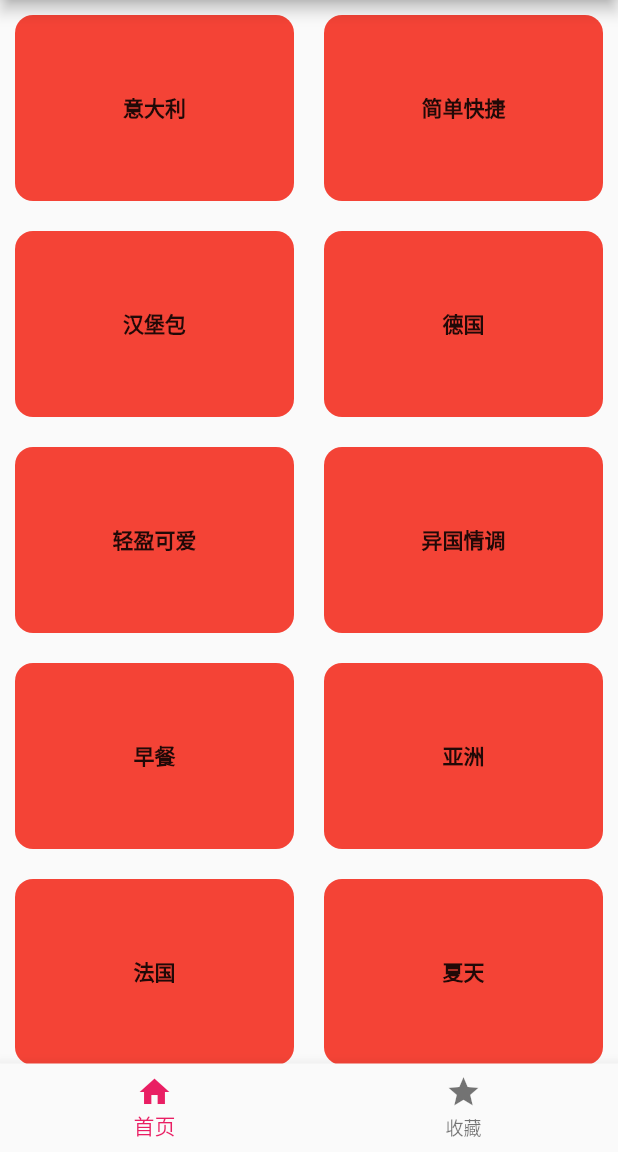
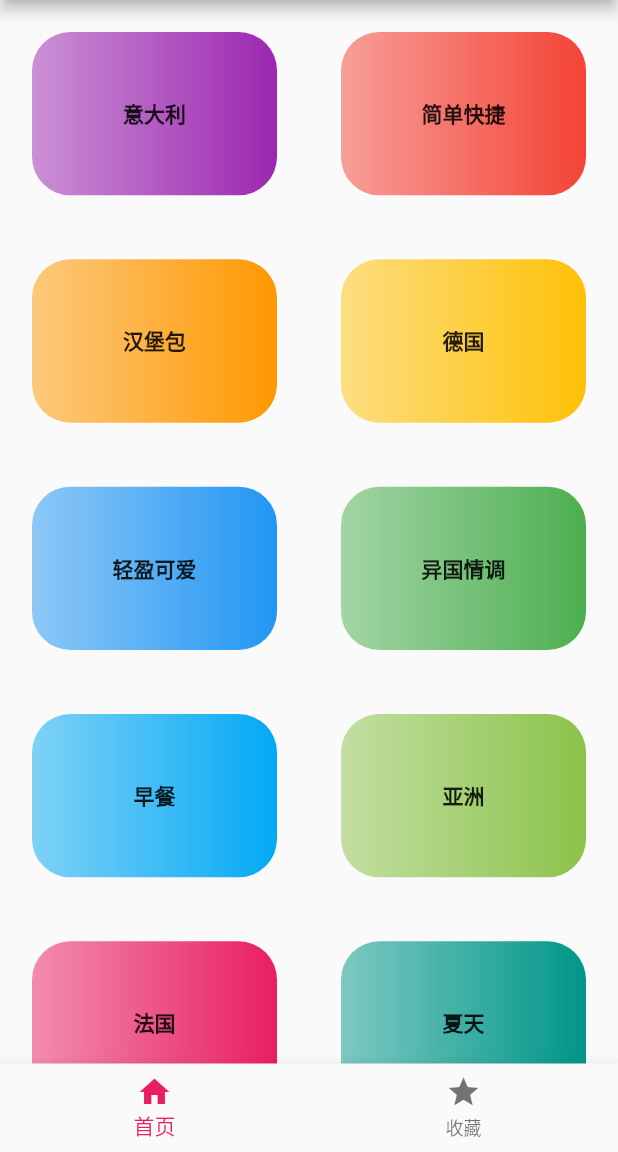
Before and after one commit to BIG-BEARC/foodcourt, a Flutter app: the screen it shows after launch, on a phone screen of 412 x 824 dp, the part 84-1236 px from its top. Run offline on Flutter 3.47's test engine with Material 2 defaults, Android fonts, the phone set to English and light mode, and no system bars.

Commit message:
feat:新增category color 转义，屏幕适配

```diff
--- /dev/null
+++ b/lib/core/extension/double_extension.dart
@@ -0,0 +1,11 @@
+import 'package:foodcourt/ui/share/size_fit.dart';
+
+extension DoubleFit on double{
+  double get px {
+    return HYSizeFit.setPx(this);
+  }
+
+  double get rpx {
+    return HYSizeFit.setRpx(this);
+  }
+}
--- /dev/null
+++ b/lib/core/extension/int_extension.dart
@@ -0,0 +1,12 @@
+
+import 'package:foodcourt/ui/share/size_fit.dart';
+
+extension IntFit on int {
+  double get px {
+    return HYSizeFit.setPx(this.toDouble());
+  }
+
+  double get rpx {
+    return HYSizeFit.setRpx(this.toDouble());
+  }
+}
--- a/lib/core/model/Category.dart
+++ b/lib/core/model/category.dart
@@ -1,3 +1,5 @@
+import 'package:flutter/cupertino.dart';
+
 /// id : "c1"
 /// title : "意大利"
 /// color : "9C27B0"
@@ -6,10 +8,12 @@ class CategoryModel {
   String _id;
   String _title;
   String _color;
+  Color _cColor;
 
   String get id => _id;
   String get title => _title;
   String get color => _color;
+  Color get cColor=>_cColor;
 
   CategoryModel(this._id, this._title, this._color);
 
@@ -17,6 +21,11 @@ class CategoryModel {
     this._id = obj["id"];
     this._title = obj["title"];
     this._color = obj["color"];
+    // 1.将color转成十六进制的数字
+    // final colorInt = int.parse(color, radix: 16);
+    // // 2.将透明度加进去
+    // cColor = Color(colorInt | 0xFF000000);
+    this._cColor = Color(int.parse(_color,radix:16)|0xFF000000);
   }
 
   Map<String, dynamic> toMap() {
--- a/lib/core/services/json_parse.dart
+++ b/lib/core/services/json_parse.dart
@@ -1,7 +1,7 @@
 import 'dart:convert';
 
 import 'package:flutter/services.dart';
-import 'package:foodcourt/core/model/Category.dart';
+import 'package:foodcourt/core/model/category.dart';
 
 class JsonParse {
   ///获取分类数据
--- a/lib/main.dart
+++ b/lib/main.dart
@@ -2,6 +2,7 @@ import 'package:flutter/material.dart';
 import 'package:foodcourt/ui/share/them.dart';
 
 import 'core/router/router.dart';
+import 'ui/share/size_fit.dart';
 
 void main() {
   runApp(MyApp());
@@ -10,6 +11,7 @@ void main() {
 class MyApp extends StatelessWidget {
   @override
   Widget build(BuildContext context) {
+    HYSizeFit.initialize();
     return MaterialApp(
       title: '美食广场',
       theme: AppTheme.theme,
--- a/lib/ui/pages/home/home_content.dart
+++ b/lib/ui/pages/home/home_content.dart
@@ -1,21 +1,21 @@
 import 'package:flutter/material.dart';
-import 'package:foodcourt/core/model/Category.dart';
+import 'package:foodcourt/core/model/category.dart';
 import 'package:foodcourt/core/services/json_parse.dart';
-
+import 'package:foodcourt/core/extension/int_extension.dart';
 class FCHomeContent extends StatefulWidget {
   @override
   _FCHomeContentState createState() => _FCHomeContentState();
 }
 
 class _FCHomeContentState extends State<FCHomeContent> {
-  List<CategoryModel> categorys = [];
+  List<CategoryModel> categoryModels = [];
 
   @override
   void initState() {
     super.initState();
     JsonParse.getCategoryJsonParseData().then((value) {
       setState(() {
-        categorys = value;
+        categoryModels = value;
       });
     });
   }
@@ -25,23 +25,30 @@ class _FCHomeContentState extends State<FCHomeContent> {
     return Container(
       alignment: Alignment.center,
       child: GridView.builder(
-        padding: EdgeInsets.all(10),
+        padding: EdgeInsets.all(10.px),
         gridDelegate: SliverGridDelegateWithFixedCrossAxisCount(
-            childAspectRatio: 1.5,
-            crossAxisCount: 2,
-            crossAxisSpacing: 20,
-            mainAxisSpacing: 20,),
-        itemCount: categorys.length,
-        itemBuilder: (ctx,index){
+          childAspectRatio: 1.5,
+          crossAxisCount: 2,
+          crossAxisSpacing: 20.px,
+          mainAxisSpacing: 20.px,
+        ),
+        itemCount: categoryModels.length,
+        itemBuilder: (ctx, index) {
           return Container(
             alignment: Alignment.center,
             decoration: BoxDecoration(
-              borderRadius: BorderRadius.circular(12),
-              color: Colors.red
+                borderRadius: BorderRadius.circular(12.px),
+                gradient: LinearGradient(colors: [
+                  categoryModels[index].cColor.withOpacity(.5),
+                  categoryModels[index].cColor,
+                ])),
+            child: Text(
+              categoryModels[index].title,
+              style: Theme.of(context)
+                  .textTheme
+                  .bodyText2
+                  .copyWith(fontWeight: FontWeight.bold),
             ),
-            child: Text(categorys[index].title,style: Theme.of(context).textTheme.bodyText2.copyWith(
-              fontWeight: FontWeight.bold
-            ),),
           );
         },
       ),
```
